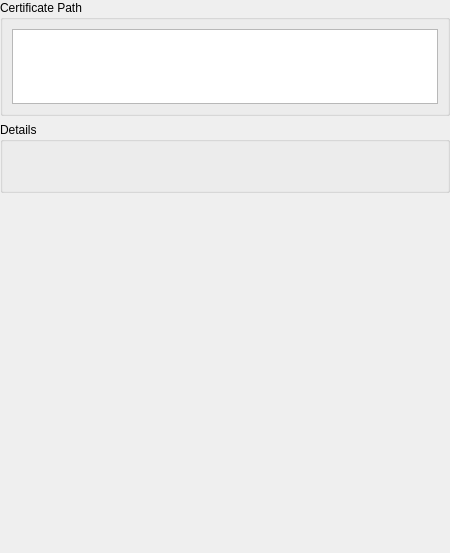
Old version of the form resources/ui/widget/certificatedetail.ui in the repository jdoubleu/certman.
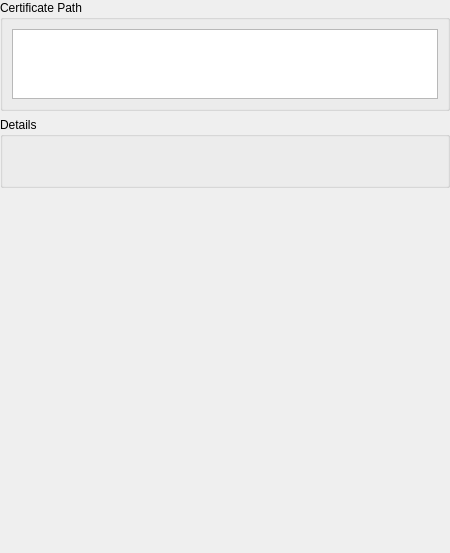
New version of the form.

Commit message: Update size policy of certificate chain tree

Patch:
```diff
--- a/resources/ui/widget/certificatedetail.ui
+++ b/resources/ui/widget/certificatedetail.ui
@@ -55,7 +55,7 @@
         <x>0</x>
         <y>0</y>
         <width>450</width>
-        <height>274</height>
+        <height>273</height>
        </rect>
       </property>
       <property name="sizePolicy">
@@ -101,7 +101,7 @@
              <bool>true</bool>
             </property>
             <property name="sizePolicy">
-             <sizepolicy hsizetype="MinimumExpanding" vsizetype="MinimumExpanding">
+             <sizepolicy hsizetype="MinimumExpanding" vsizetype="Fixed">
               <horstretch>0</horstretch>
               <verstretch>0</verstretch>
              </sizepolicy>
@@ -109,13 +109,13 @@
             <property name="minimumSize">
              <size>
               <width>0</width>
-              <height>75</height>
+              <height>0</height>
              </size>
             </property>
             <property name="maximumSize">
              <size>
               <width>16777215</width>
-              <height>75</height>
+              <height>16777215</height>
              </size>
             </property>
             <property name="autoFillBackground">
@@ -127,6 +127,9 @@
             <property name="horizontalScrollBarPolicy">
              <enum>Qt::ScrollBarAlwaysOff</enum>
             </property>
+            <property name="sizeAdjustPolicy">
+             <enum>QAbstractScrollArea::AdjustToContentsOnFirstShow</enum>
+            </property>
             <property name="autoScroll">
              <bool>false</bool>
             </property>
```
